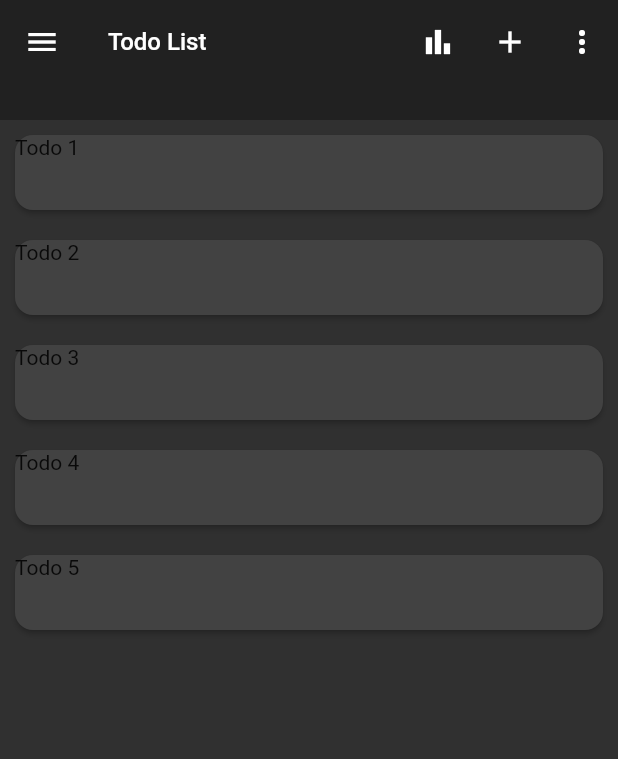
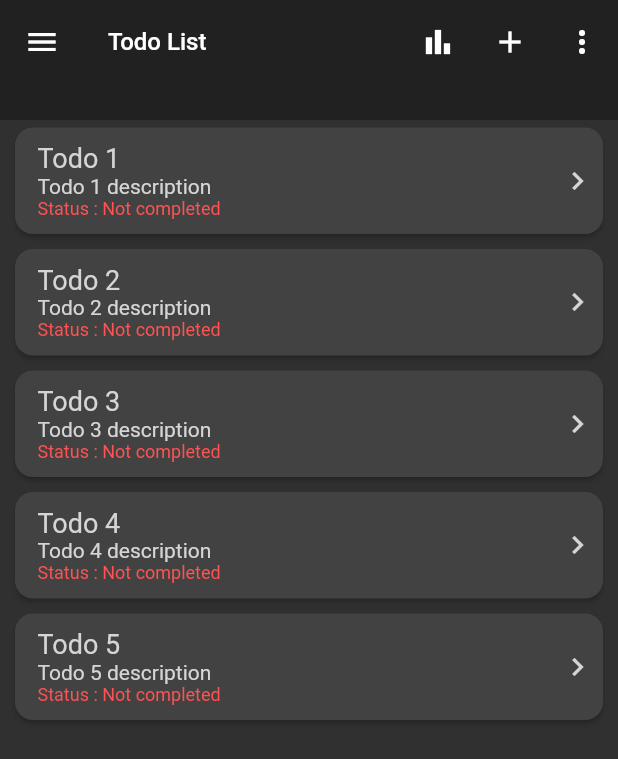
Before and after one commit to chingalo-family/flutter-todo-app, a Flutter app: the screen it shows after launch, on a phone screen of 412 x 824 dp. Shown: the top 759 px of the screen. Run offline on Flutter 3.47's test engine with Material 2 defaults, Android fonts, the phone set to English and light mode, and no system bars; our stand-ins replace flutter_svg, fluttertoast, geolocator, google_fonts, shared_preferences, sqflite; missing offline and left inert: get_version; accounts and stored records are empty.

Commit message:
feat: adding listing of todos

```diff
--- a/lib/modules/todo/components/todo_list.dart
+++ b/lib/modules/todo/components/todo_list.dart
@@ -1,5 +1,9 @@
 import 'package:flutter/material.dart';
+import 'package:provider/provider.dart';
+import 'package:todo_app/app_state/app_theme_state.dart';
 import 'package:todo_app/core/components/material_card.dart';
+import 'package:todo_app/core/contants/app_contant.dart';
+import 'package:todo_app/core/services/theme_service.dart';
 import 'package:todo_app/models/todo.dart';
 
 class TodoList extends StatelessWidget {
@@ -11,17 +15,76 @@ class TodoList extends StatelessWidget {
   final Todo todo;
   @override
   Widget build(BuildContext context) {
+    return Consumer<AppThemeState>(
+      builder: (context, appThemeState, child) {
+        String currentTheme = appThemeState.currentTheme;
+        Color textColor = currentTheme == ThemeServices.darkTheme
+            ? AppContant.darkTextColor
+            : AppContant.ligthTextColor;
         return Container(
           margin: EdgeInsets.symmetric(
-        vertical: 10.0,
+            vertical: 5.0,
           ),
           child: MaterialCard(
             body: Container(
+              padding: EdgeInsets.only(
+                left: 15.0,
+                right: 5.0,
+                top: 10.0,
+                bottom: 10.0,
+              ),
               width: double.infinity,
-          height: 50.0,
-          child: Text(todo.title),
+              child: Row(
+                children: [
+                  Expanded(
+                    child: Container(
+                      child: Column(
+                        crossAxisAlignment: CrossAxisAlignment.start,
+                        children: [
+                          Container(
+                            child: Text(
+                              todo.title,
+                              style: TextStyle().copyWith(
+                                fontSize: 18.0,
+                                color: textColor,
+                              ),
+                            ),
+                          ),
+                          Container(
+                            child: Text(
+                              todo.description,
+                              style: TextStyle().copyWith(
+                                color: textColor,
+                              ),
+                            ),
+                          ),
+                          Container(
+                            child: Text(
+                              'Status : ${todo.isCompleted ? 'Completed' : 'Not completed'}',
+                              style: TextStyle().copyWith(
+                                color: todo.isCompleted
+                                    ? textColor
+                                    : Colors.redAccent,
+                                fontSize: 12.0,
+                              ),
+                            ),
+                          )
+                        ],
+                      ),
+                    ),
+                  ),
+                  Container(
+                    child: Icon(
+                      Icons.chevron_right,
+                      color: textColor,
+                    ),
+                  )
+                ],
+              ),
             ),
           ),
         );
+      },
+    );
   }
 }
```
Lines whose indentation alone changed are shown as unchanged.
